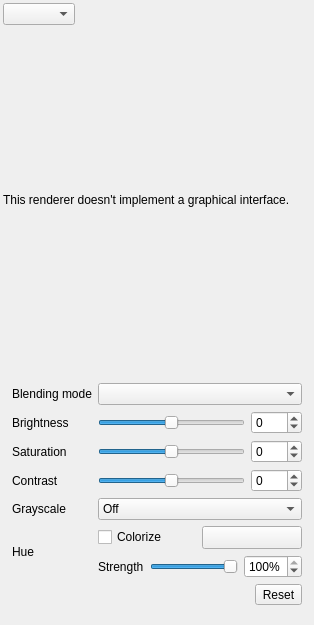
Old version of the form src/ui/qgsrendererrasterpropswidgetbase.ui in the repository qgis/QGIS.
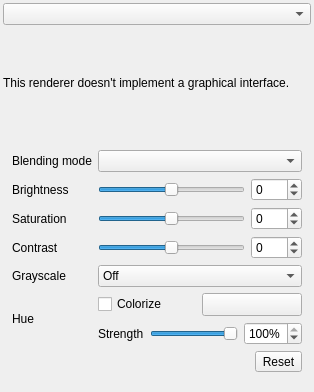
New version of the form. Icons and pictures are not drawn. Custom widgets are drawn as their Qt base class.

```diff
--- a/src/ui/qgsrendererrasterpropswidgetbase.ui
+++ b/src/ui/qgsrendererrasterpropswidgetbase.ui
@@ -7,7 +7,7 @@
     <x>0</x>
     <y>0</y>
     <width>314</width>
-    <height>625</height>
+    <height>392</height>
    </rect>
   </property>
   <property name="windowTitle">
@@ -28,19 +28,6 @@
      <item>
       <widget class="QComboBox" name="cboRenderers"/>
      </item>
-     <item>
-      <spacer name="horizontalSpacer">
-       <property name="orientation">
-        <enum>Qt::Horizontal</enum>
-       </property>
-       <property name="sizeHint" stdset="0">
-        <size>
-         <width>40</width>
-         <height>20</height>
-        </size>
-       </property>
-      </spacer>
-     </item>
     </layout>
    </item>
    <item row="1" column="0">
```
